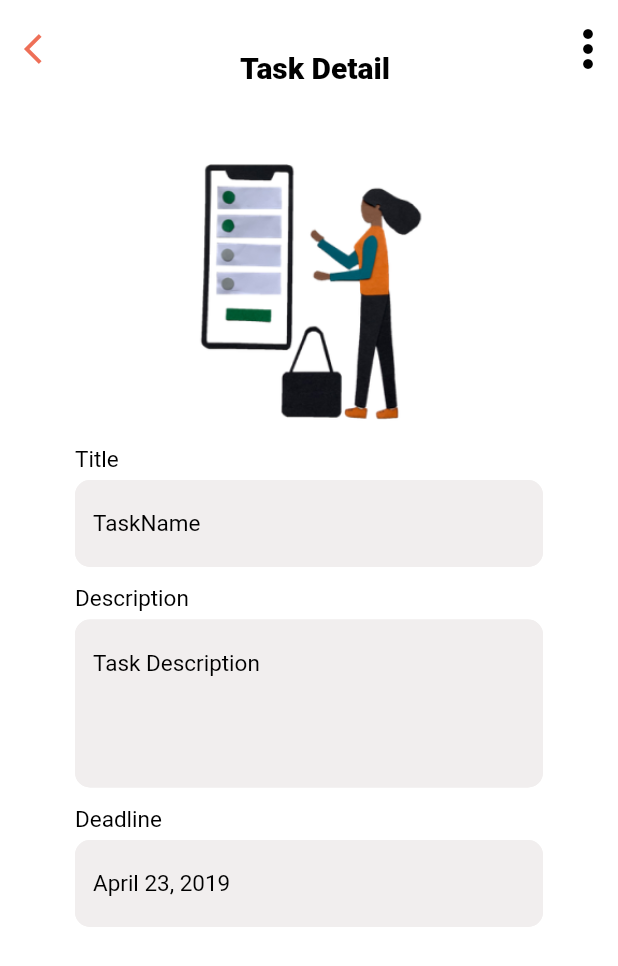
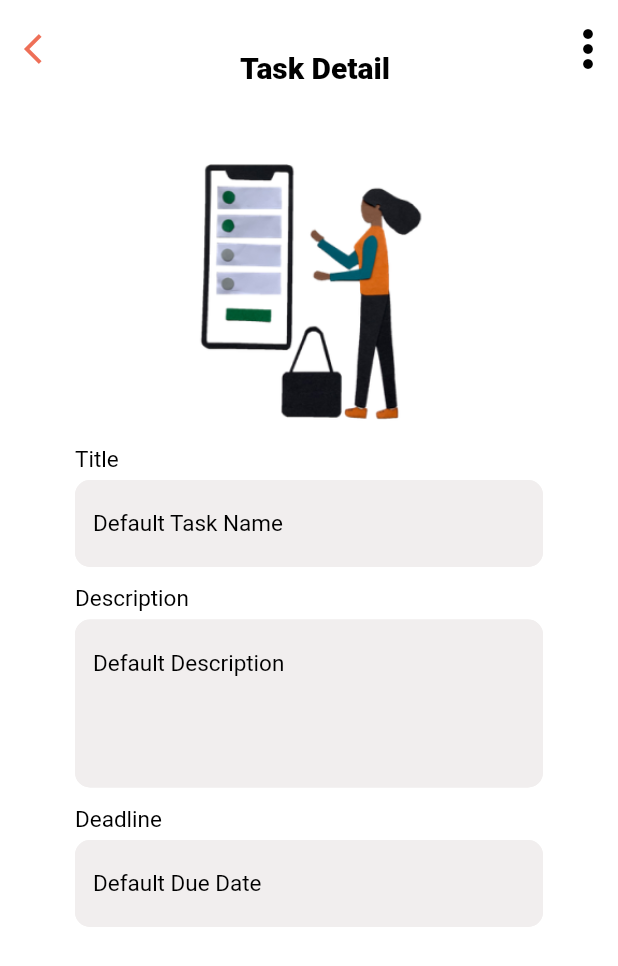
Before and after one commit to NathanZK/2023-project-phase-mobile-tasks, a Flutter app: the TaskDetail screen opened by its route, on a phone screen of 412 x 824 dp. Shown: the top 966 px of the screen. Run offline on Flutter 3.47's test engine with Material 2 defaults, Android fonts, the phone set to English and light mode, and no system bars; our stand-ins replace equatable.

Commit message:
Fix navigation bugs in adding and updating tasks

```diff
--- a/on-boarding/todo/lib/Screens/task_detail.dart
+++ b/on-boarding/todo/lib/Screens/task_detail.dart
@@ -1,4 +1,5 @@
 import 'package:flutter/material.dart';
+import 'package:intl/intl.dart';
 
 import '../app_bar.dart';
 
@@ -10,18 +11,27 @@ class TaskDetail extends StatelessWidget {
     final Map<String, dynamic>? args =
         ModalRoute.of(context)?.settings.arguments as Map<String, dynamic>?;
 
-    String? taskName, duedate, description;
+    String taskName = args?['taskName'] ?? 'Default Task Name';
+    String duedate = args?['duedate'] ?? 'Default Due Date';
+    String description = args?['description'] ?? 'Default Description';
 
-    if (args != null) {
-      taskName = args['taskName'];
-      duedate = args['duedate'];
-      description = args['description'];
-    }
+    final TextEditingController _taskName =
+        TextEditingController(text: taskName);
+    final TextEditingController _dueDate = TextEditingController(text: duedate);
+    final TextEditingController _description =
+        TextEditingController(text: description);
 
     return Scaffold(
       backgroundColor: Colors.white,
-      appBar: const CommonAppBar(
+      appBar: CommonAppBar(
         title: 'Task Detail',
+        onPress: () {
+          Navigator.pop(context, {
+            "taskName": _taskName.text,
+            "duedate": _dueDate.text,
+            "description": _description.text,
+          });
+        },
       ),
       body: Column(
         crossAxisAlignment: CrossAxisAlignment.start,
@@ -36,17 +46,17 @@ class TaskDetail extends StatelessWidget {
           CustomField(
             minLine: 1,
             fieldTitle: "Title",
-            fieldText: taskName ?? 'TaskName',
+            controller: _taskName,
           ),
           CustomField(
             minLine: 4,
             fieldTitle: "Description",
-            fieldText: description ?? 'Task Description',
+            controller: _description,
           ),
           CustomField(
             minLine: 1,
             fieldTitle: "Deadline",
-            fieldText: duedate ?? 'April 23, 2019',
+            controller: _dueDate,
           ),
         ],
       ),
@@ -54,17 +64,23 @@ class TaskDetail extends StatelessWidget {
   }
 }
 
-class CustomField extends StatelessWidget {
+class CustomField extends StatefulWidget {
   final int minLine;
-  final String fieldTitle, fieldText;
+  final String fieldTitle;
+  final TextEditingController controller;
 
   const CustomField({
     Key? key,
     required this.minLine,
-    required this.fieldText,
     required this.fieldTitle,
+    required this.controller,
   }) : super(key: key);
 
+  @override
+  State<CustomField> createState() => _CustomFieldState();
+}
+
+class _CustomFieldState extends State<CustomField> {
   @override
   Widget build(BuildContext context) {
     return Padding(
@@ -73,7 +89,7 @@ class CustomField extends StatelessWidget {
         crossAxisAlignment: CrossAxisAlignment.start,
         children: [
           Text(
-            fieldTitle,
+            widget.fieldTitle,
             style: const TextStyle(
               color: Colors.black,
               fontSize: 15,
@@ -94,17 +110,33 @@ class CustomField extends StatelessWidget {
                 ),
                 borderRadius: BorderRadius.circular(10.0),
               ),
-              hintText: fieldText,
               hintStyle: const TextStyle(
                 color: Colors.black,
               ),
             ),
+            onTap: () async {
+              if (widget.fieldTitle == "Deadline") {
+                DateTime? pickedDate = await showDatePicker(
+                    context: context,
+                    initialDate: DateTime.now(),
+                    firstDate: DateTime(2000),
+                    lastDate: DateTime(2100));
+
+                if (pickedDate != null) {
+                  String formattedDate = DateFormat.yMMMd().format(pickedDate);
+                  setState(() {
+                    widget.controller.text = formattedDate;
+                  });
+                }
+              }
+            },
             style: const TextStyle(
               color: Colors.black,
               fontSize: 15,
               fontWeight: FontWeight.w400,
             ),
-            minLines: minLine,
+            controller: widget.controller,
+            minLines: widget.minLine,
             maxLines: 6,
           )
         ],
--- a/on-boarding/todo/lib/app_bar.dart
+++ b/on-boarding/todo/lib/app_bar.dart
@@ -2,8 +2,9 @@ import 'package:flutter/material.dart';
 
 class CommonAppBar extends StatelessWidget implements PreferredSizeWidget {
   final String title;
-
-  const CommonAppBar({Key? key, required this.title}) : super(key: key);
+  final VoidCallback? onPress;
+  const CommonAppBar({Key? key, required this.title, this.onPress})
+      : super(key: key);
 
   @override
   Widget build(BuildContext context) {
@@ -26,9 +27,10 @@ class CommonAppBar extends StatelessWidget implements PreferredSizeWidget {
       ),
       automaticallyImplyLeading: false,
       leading: IconButton(
-        onPressed: () {
-          Navigator.pop(context);
-        },
+        onPressed: onPress ??
+            () {
+              Navigator.pop(context);
+            },
         icon: const Icon(
           Icons.arrow_back_ios,
           color: Color(0xFFEE6F57),
```
Also changed, not shown: on-boarding/todo/lib/Screens/add_task.dart (+38 -12 lines), on-boarding/todo/lib/Screens/todo_list.dart (+76 -48 lines), on-boarding/todo/pubspec.yaml (+16 -5 lines), on-boarding/todo/pubspec.lock.
